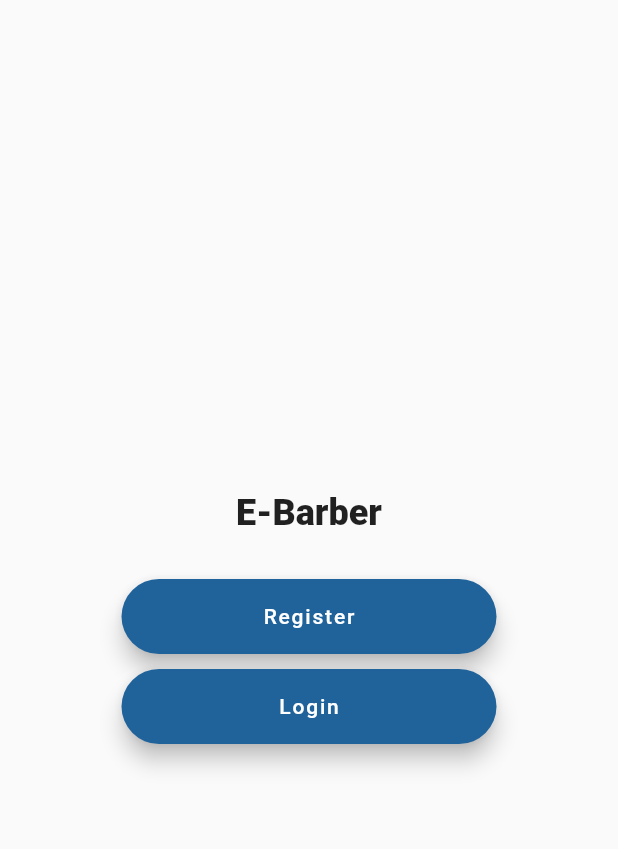
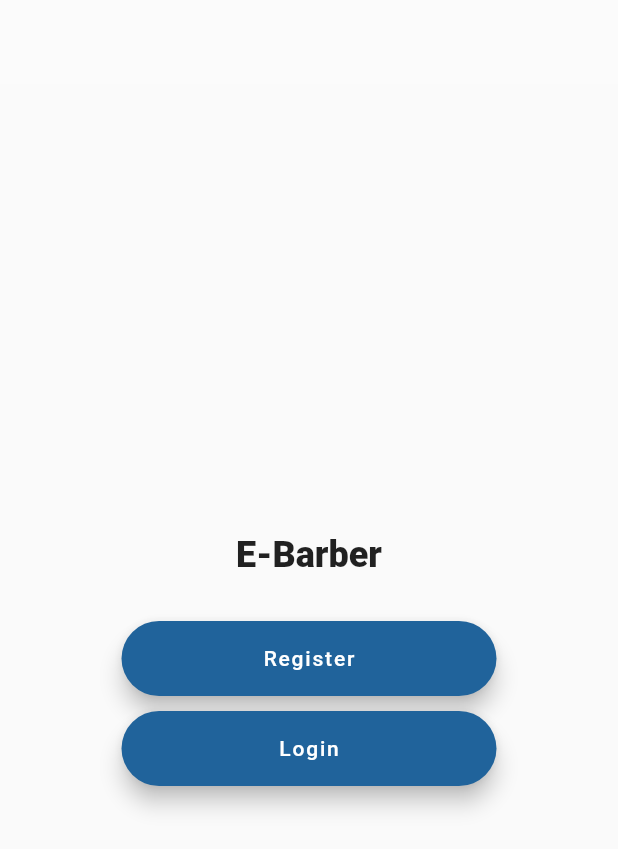
Before and after one commit to wahyusinggihw/e-barber, a Flutter app: the screen it shows after launch, on a phone screen of 412 x 824 dp. Shown: the top 849 px of the screen. Run offline on Flutter 3.47's test engine with Material 2 defaults, Android fonts, the phone set to English and light mode, and no system bars.

Commit message:
initial commit branch wahyu

```diff
--- a/lib/auth-login.dart
+++ b/lib/auth-login.dart
@@ -41,6 +41,7 @@ class AuthLogin extends StatelessWidget{
                 width: 250,
                 height: 50,
                 child: FloatingActionButton.extended (
+                  heroTag: "LoginBarberman",
                   backgroundColor: const Color(0xff20639B),
                   onPressed: () {
                     Route route = MaterialPageRoute(builder: (context) => const LoginBarberman());
@@ -55,6 +56,7 @@ class AuthLogin extends StatelessWidget{
                 width: 250,
                 height: 50,
                 child: FloatingActionButton.extended (
+                  heroTag: "LoginPelanggan",
                   backgroundColor: const Color(0xff20639B),
                   onPressed: (){
                     Route route = MaterialPageRoute(builder: (context) => const LoginPelanggan());
--- a/lib/auth-register.dart
+++ b/lib/auth-register.dart
@@ -41,6 +41,7 @@ class AuthRegister extends StatelessWidget{
                 width: 250,
                 height: 50,
                 child: FloatingActionButton.extended (
+                  heroTag: "RegisterBarberman",
                   backgroundColor: const Color(0xff20639B),
                   onPressed: () {
                     Route route = MaterialPageRoute(builder: (context) => const RegisterBarberman());
@@ -55,6 +56,7 @@ class AuthRegister extends StatelessWidget{
                 width: 250,
                 height: 50,
                 child: FloatingActionButton.extended (
+                  heroTag: "RegisterPelanggan",
                   backgroundColor: const Color(0xff20639B),
                   onPressed: (){
                     Route route = MaterialPageRoute(builder: (context) => const RegisterPelanggan());
--- a/lib/auth.dart
+++ b/lib/auth.dart
@@ -13,6 +13,10 @@ class AuthMain extends StatelessWidget{
   @override
   Widget build(BuildContext context){
     return Scaffold(
+      appBar: AppBar(
+        elevation: 0,
+        backgroundColor: Colors.white10,
+      ),
       body: Center(
         // margin: EdgeInsets.only(top: 40.0),
         child: Column(
@@ -30,6 +34,7 @@ class AuthMain extends StatelessWidget{
                 width: 250,
                 height: 50,
                 child: FloatingActionButton.extended (
+                  heroTag: "register",
                   backgroundColor: const Color(0xff20639B),
                   onPressed: () {
                     Route route = MaterialPageRoute(builder: (context) => const AuthRegister());
@@ -44,6 +49,7 @@ class AuthMain extends StatelessWidget{
                 width: 250,
                 height: 50,
                 child: FloatingActionButton.extended (
+                  heroTag: "Login",
                   backgroundColor: const Color(0xff20639B),
                   onPressed: (){
                     Route route = MaterialPageRoute(builder: (context) => const AuthLogin());
--- a/lib/pelanggan/auth/login-pelanggan.dart
+++ b/lib/pelanggan/auth/login-pelanggan.dart
@@ -13,7 +13,7 @@ class _LoginPelangganState extends State<LoginPelanggan> {
   @override
   Widget build(BuildContext context) {
     return Scaffold(
-      body: Text("Login Pelanggan")
+      body: TextFormField()
           // Form(
           //   key: _formKey2,
           //   child: Container(
```
Also changed, not shown: lib/barberman/auth/login-barberman.dart (+26 -19 lines).
